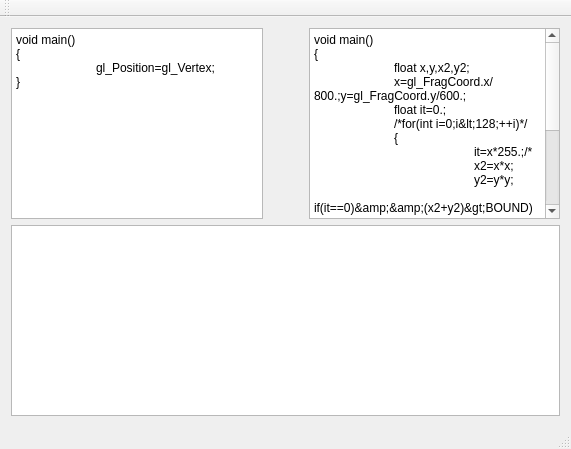
w23/shapa, file MainWindow.ui: the form before one commit.
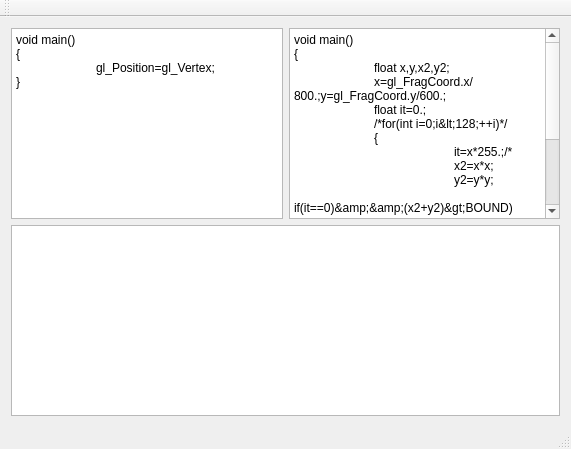
The form after the commit.

```diff
--- a/MainWindow.ui
+++ b/MainWindow.ui
@@ -27,7 +27,7 @@
        <enum>QLayout::SetNoConstraint</enum>
       </property>
       <item>
-       <layout class="QHBoxLayout" name="horizontalLayout" stretch="1,0,1">
+       <layout class="QHBoxLayout" name="horizontalLayout">
         <property name="spacing">
          <number>-1</number>
         </property>
@@ -44,19 +44,6 @@
           </property>
          </widget>
         </item>
-        <item>
-         <spacer name="horizontalSpacer">
-          <property name="orientation">
-           <enum>Qt::Horizontal</enum>
-          </property>
-          <property name="sizeHint" stdset="0">
-           <size>
-            <width>40</width>
-            <height>20</height>
-           </size>
-          </property>
-         </spacer>
-        </item>
         <item>
          <widget class="QPlainTextEdit" name="fragmentShader">
           <property name="plainText">
```
